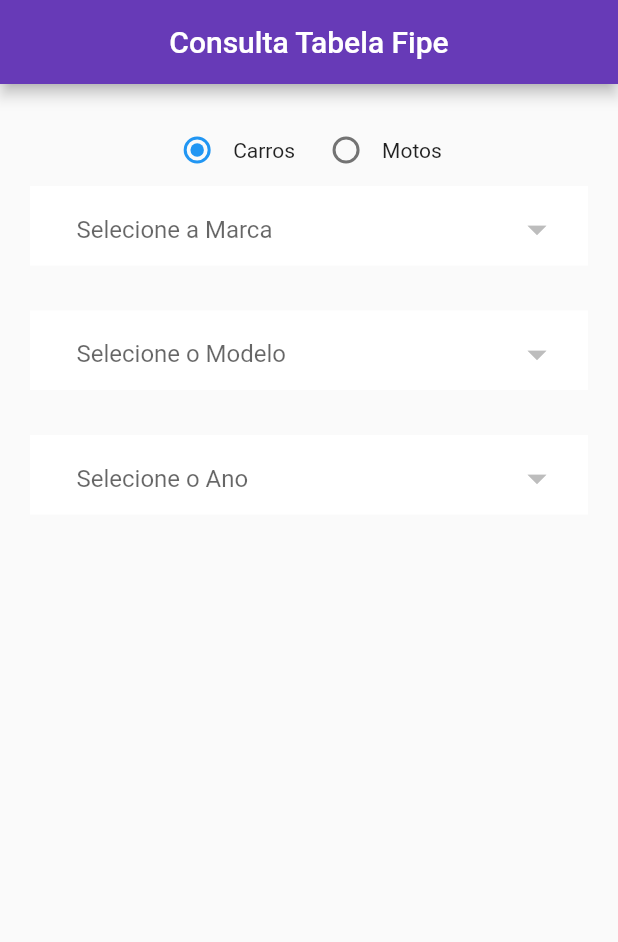
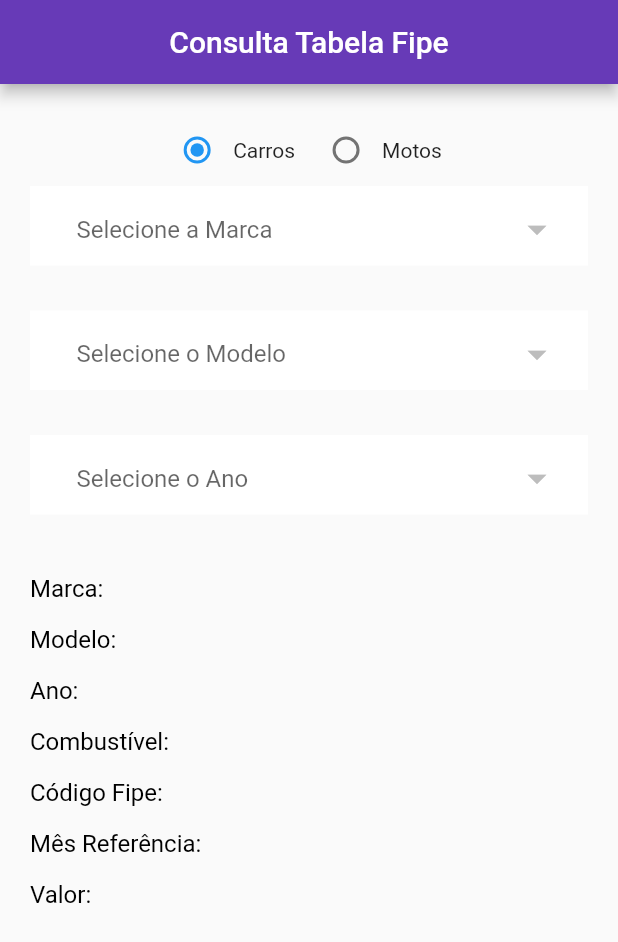
Before and after one commit to adalbertobazilio/tabela_fipe, a Flutter app: the screen it shows after launch, on a phone screen of 412 x 824 dp. Shown: the top 942 px of the screen. Run offline on Flutter 3.47's test engine with Material 2 defaults, Android fonts, the phone set to English and light mode, and no system bars; network calls fail.

Commit message:
Puxar Valor e Alimentar Labels

```diff
--- a/lib/home_page.dart
+++ b/lib/home_page.dart
@@ -19,6 +19,13 @@ class _HomePageState extends State<HomePage> {
   List ListaModelos = [];
   List ListaAnos = [];
   List Valor = [];
+  String MarcaTexto = '';
+  String ModeloTexto = '';
+  String AnoModeloTexto = '';
+  String CombustivelTexto = '';
+  String FipeTexto = '';
+  String MesRefTexto = '';
+  String ValorTexto = '';
 
   Future<String> pegarMarcas() async {
     var url = Uri.parse('');
@@ -89,10 +96,23 @@ class _HomePageState extends State<HomePage> {
     var resBody = json.decode(res.body);
 
     setState(() {
-      Valor = resBody;
+      MarcaTexto = resBody["Marca"];
+      ModeloTexto = resBody["Modelo"];
+      int AnoMod = resBody["AnoModelo"];
+      AnoModeloTexto = AnoMod.toString();
+      CombustivelTexto = resBody["Combustivel"];
+      FipeTexto = resBody["CodigoFipe"];
+      MesRefTexto = resBody["MesReferencia"];
+      ValorTexto = resBody["Valor"];
     });
 
     return "Sucess";
+  }
+
+  @override
+  void initState() {
+    pegarMarcas();
+    super.initState();
   }
 
 
@@ -272,6 +292,69 @@ class _HomePageState extends State<HomePage> {
             SizedBox(
               height: 30,
             ),
+            Row(
+                children: [
+              Padding(
+                padding: EdgeInsets.fromLTRB(0, 10.0, 5.0,5.0),
+                child: Text('Marca: ', textAlign: TextAlign.left, style: TextStyle(color: Colors.black, fontSize: 16)),
+              ),
+                   Text(MarcaTexto, textAlign: TextAlign.left,style: TextStyle(color: Colors.deepPurple, fontSize: 18)),
+            ],
+            ),
+            Row(
+              children: [
+                Padding(
+                  padding: EdgeInsets.fromLTRB(0, 10.0, 5.0,5.0),
+                  child: Text('Modelo: ', textAlign: TextAlign.left, style: TextStyle(color: Colors.black, fontSize: 16)),
+                ),
+                Text(ModeloTexto, textAlign: TextAlign.left,style: TextStyle(color: Colors.deepPurple, fontSize: 18)),
+              ],
+            ),
+            Row(
+              children: [
+                Padding(
+                  padding: EdgeInsets.fromLTRB(0, 10.0, 5.0,5.0),
+                  child: Text('Ano: ', textAlign: TextAlign.left, style: TextStyle(color: Colors.black, fontSize: 16)),
+                ),
+                Text(AnoModeloTexto, textAlign: TextAlign.left,style: TextStyle(color: Colors.deepPurple, fontSize: 18)),
+              ],
+            ),
+            Row(
+              children: [
+                Padding(
+                  padding: EdgeInsets.fromLTRB(0, 10.0, 5.0,5.0),
+                  child: Text('Combustível: ', textAlign: TextAlign.left, style: TextStyle(color: Colors.black, fontSize: 16)),
+                ),
+                Text(CombustivelTexto, textAlign: TextAlign.left,style: TextStyle(color: Colors.deepPurple, fontSize: 18)),
+              ],
+            ),
+            Row(
+              children: [
+                Padding(
+                  padding: EdgeInsets.fromLTRB(0, 10.0, 5.0,5.0),
+                  child: Text('Código Fipe: ', textAlign: TextAlign.left, style: TextStyle(color: Colors.black, fontSize: 16)),
+                ),
+                Text(FipeTexto, textAlign: TextAlign.left,style: TextStyle(color: Colors.deepPurple, fontSize: 18)),
+              ],
+            ),
+            Row(
+              children: [
+                Padding(
+                  padding: EdgeInsets.fromLTRB(0, 10.0, 5.0,5.0),
+                  child: Text('Mês Referência: ', textAlign: TextAlign.left, style: TextStyle(color: Colors.black, fontSize: 16)),
+                ),
+                Text(MesRefTexto, textAlign: TextAlign.left,style: TextStyle(color: Colors.deepPurple, fontSize: 18)),
+              ],
+            ),
+            Row(
+              children: [
+                Padding(
+                  padding: EdgeInsets.fromLTRB(0, 10.0, 5.0,5.0),
+                  child: Text('Valor: ', textAlign: TextAlign.left, style: TextStyle(color: Colors.black, fontSize: 16)),
+                ),
+                Text(ValorTexto, textAlign: TextAlign.left,style: TextStyle(color: Colors.deepPurple, fontSize: 18)),
+              ],
+            )
           ],
         ),
       ),
```
